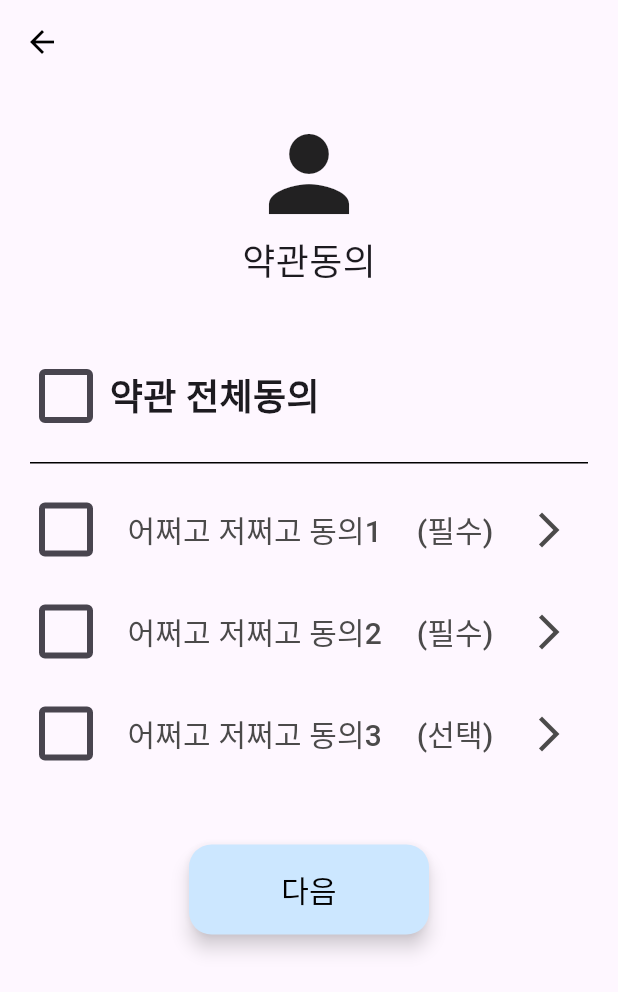
After one commit to sang23141/plo, a Flutter app: the TermsOfServiceScreen screen opened directly, on a phone screen of 412 x 824 dp. The commit adds this screen. Shown: the top 992 px of the screen. Run offline on Flutter 3.47's test engine with Material 3 defaults, Android fonts, the phone set to English and light mode, and no system bars; our stand-ins replace cloud_firestore, firebase_auth, firebase_core, firebase_storage, flutter_image_compress, flutter_riverpod and 1 more; accounts and stored records are empty.

Commit message:
finished with terms_of_service screen

```diff
--- a/lib/main.dart
+++ b/lib/main.dart
@@ -1,4 +1,5 @@
 import 'package:email_vertify/views/sign_up_screen_view.dart/sign_up_screen.dart';
+import 'package:email_vertify/views/Terms_of_service_screen/terms_of_service_screen.dart';
 import 'package:firebase_core/firebase_core.dart';
 import 'package:flutter/material.dart';
 import 'package:flutter_riverpod/flutter_riverpod.dart';
--- /dev/null
+++ b/lib/views/Terms_of_service_screen/terms_of_service_screen.dart
@@ -0,0 +1,283 @@
+import 'package:email_vertify/common/widget/my_widgets.dart';
+import 'package:email_vertify/views/Terms_of_service_screen/term1.dart';
+import 'package:email_vertify/views/Terms_of_service_screen/term2.dart';
+import 'package:email_vertify/views/Terms_of_service_screen/term3.dart';
+import 'package:email_vertify/views/Terms_of_service_screen/terms_provider.dart';
+import 'package:email_vertify/views/profile_screen.dart/profile_create.dart';
+import 'package:flutter/material.dart';
+import 'package:flutter_riverpod/flutter_riverpod.dart';
+
+class TermsOfServiceScreen extends ConsumerStatefulWidget {
+  const TermsOfServiceScreen({super.key});
+
+  @override
+  ConsumerState<TermsOfServiceScreen> createState() =>
+      _TermsOfServiceScreenState();
+}
+
+class _TermsOfServiceScreenState extends ConsumerState<TermsOfServiceScreen> {
+  bool? _allIsChecked = false;
+  bool? _firstIsChecked = false;
+  bool? _secondIsChecked = false;
+  bool? _thridIsChecked = false;
+
+  void validateCheckBox() {
+    if (_allIsChecked! || (_firstIsChecked! && _secondIsChecked!)) {
+      //다음페이지
+      Navigator.push(
+          context,
+          MaterialPageRoute(
+            builder: (context) => const ProfileBG(),
+          ));
+    } else {
+      ref
+          .watch(termsInfoProvider.notifier)
+          .setCheckBoxes(_firstIsChecked, _secondIsChecked, _thridIsChecked);
+    }
+  }
+
+  void checkAll() {
+    _firstIsChecked = true;
+    _secondIsChecked = true;
+    _thridIsChecked = true;
+  }
+
+  void uncheckAll() {
+    _firstIsChecked = false;
+    _secondIsChecked = false;
+    _thridIsChecked = false;
+  }
+
+  @override
+  Widget build(BuildContext context) {
+    final termInfo = ref.watch(termsInfoProvider);
+
+    return Scaffold(
+      appBar: AppBar(
+        backgroundColor: Colors.transparent,
+        elevation: 0,
+        leading: BackButton(
+          color: const Color(0xFF000000),
+          onPressed: () {
+            Navigator.pop(context);
+          },
+        ),
+      ),
+      body: SingleChildScrollView(
+        child: Align(
+          alignment: Alignment.center,
+          child: Padding(
+            padding: const EdgeInsets.all(20.0),
+            child:
+                Column(mainAxisAlignment: MainAxisAlignment.center, children: [
+              //나중에 plo로고로 대체해야 합니다.
+              const Icon(
+                Icons.person,
+                size: 80,
+              ),
+              const Text(
+                '약관동의',
+                style: TextStyle(fontSize: 24),
+              ),
+              const SizedBox(height: 50),
+              Row(
+                children: [
+                  Transform.scale(
+                    scale: 2,
+                    child: Checkbox(
+                      value: _allIsChecked,
+                      checkColor: Colors.black,
+                      activeColor: const Color.fromARGB(255, 204, 231, 255),
+                      onChanged: (value) {
+                        setState(() {
+                          _allIsChecked = value;
+                          if (_allIsChecked!) {
+                            checkAll();
+                          } else {
+                            uncheckAll();
+                          }
+                        });
+                      },
+                    ),
+                  ),
+                  const SizedBox(width: 5),
+                  const Text("약관 전체동의",
+                      style:
+                          TextStyle(fontSize: 24, fontWeight: FontWeight.bold))
+                ],
+              ),
+              const SizedBox(height: 20),
+              Container(
+                height: 1.0,
+                color: Colors.black,
+              ),
+              const SizedBox(height: 20),
+              Row(
+                children: [
+                  Transform.scale(
+                    scale: 2,
+                    child: Checkbox(
+                      value: _firstIsChecked,
+                      checkColor: Colors.black,
+                      activeColor: const Color.fromARGB(255, 204, 231, 255),
+                      onChanged: (value) {
+                        setState(() {
+                          _firstIsChecked = value;
+                          if (_allIsChecked! && _firstIsChecked == false) {
+                            _allIsChecked = false;
+                          }
+                        });
+                      },
+                    ),
+                  ),
+                  const SizedBox(width: 5),
+                  Expanded(
+                    child: TextButton(
+                      onPressed: () {
+                        Navigator.push(
+                            context,
+                            MaterialPageRoute(
+                              builder: (context) => const Term1(),
+                            ));
+                      },
+                      child: Row(
+                        mainAxisAlignment: MainAxisAlignment.spaceBetween,
+                        children: [
+                          const Text("어쩌고 저쩌고 동의1",
+                              style: TextStyle(
+                                  fontSize: 20,
+                                  color: Color.fromARGB(255, 75, 74, 74))),
+                          Text("(필수)",
+                              style: TextStyle(
+                                  fontSize: 20,
+                                  color: termInfo['checkbox1']!
+                                      ? const Color.fromARGB(255, 75, 74, 74)
+                                      : Colors.red)),
+                          const Icon(
+                            Icons.arrow_forward_ios,
+                            size: 28,
+                            color: Color.fromARGB(255, 75, 74, 74),
+                          )
+                        ],
+                      ),
+                    ),
+                  ),
+                ],
+              ),
+              const SizedBox(height: 20),
+              Row(
+                children: [
+                  Transform.scale(
+                    scale: 2,
+                    child: Checkbox(
+                      value: _secondIsChecked,
+                      checkColor: Colors.black,
+                      activeColor: const Color.fromARGB(255, 204, 231, 255),
+                      onChanged: (value) {
+                        setState(() {
+                          _secondIsChecked = value;
+                          if (_allIsChecked! && _secondIsChecked == false) {
+                            _allIsChecked = false;
+                          }
+                        });
+                      },
+                    ),
+                  ),
+                  const SizedBox(width: 5),
+                  Expanded(
+                    child: TextButton(
+                      onPressed: () {
+                        Navigator.push(
+                            context,
+                            MaterialPageRoute(
+                              builder: (context) => const Term2(),
+                            ));
+                      },
+                      child: Row(
+                        mainAxisAlignment: MainAxisAlignment.spaceBetween,
+                        children: [
+                          const Text("어쩌고 저쩌고 동의2",
+                              style: TextStyle(
+                                  fontSize: 20,
+                                  color: Color.fromARGB(255, 75, 74, 74))),
+                          Text("(필수)",
+                              style: TextStyle(
+                                  fontSize: 20,
+                                  color: termInfo["checkbox2"]!
+                                      ? const Color.fromARGB(255, 75, 74, 74)
+                                      : Colors.red)),
+                          const Icon(
+                            Icons.arrow_forward_ios,
+                            size: 28,
+                            color: Color.fromARGB(255, 75, 74, 74),
+                          )
+                        ],
+                      ),
+                    ),
+                  ),
+                ],
+              ),
+              const SizedBox(height: 20),
+              Row(
+                children: [
+                  Transform.scale(
+                    scale: 2,
+                    child: Checkbox(
+                      value: _thridIsChecked,
+                      checkColor: Colors.black,
+                      activeColor: const Color.fromARGB(255, 204, 231, 255),
+                      onChanged: (value) {
+                        setState(() {
+                          _thridIsChecked = value;
+                          if (_allIsChecked! && _thridIsChecked == false) {
+                            _allIsChecked = false;
+                          }
+                        });
+                      },
+                    ),
+                  ),
+                  const SizedBox(width: 5),
+                  Expanded(
+                    child: TextButton(
+                      onPressed: () {
+                        Navigator.push(
+                            context,
+                            MaterialPageRoute(
+                              builder: (context) => const Term3(),
+                            ));
+                      },
+                      child: const Row(
+                        mainAxisAlignment: MainAxisAlignment.spaceBetween,
+                        children: [
+                          Text("어쩌고 저쩌고 동의3",
+                              style: TextStyle(
+                                  fontSize: 20,
+                                  color: Color.fromARGB(255, 75, 74, 74))),
+                          Text("(선택)",
+                              style: TextStyle(
+                                  fontSize: 20,
+                                  color: Color.fromARGB(255, 75, 74, 74))),
+                          Icon(
+                            Icons.arrow_forward_ios,
+                            size: 28,
+                            color: Color.fromARGB(255, 75, 74, 74),
+                          )
+                        ],
+                      ),
+                    ),
+                  ),
+                ],
+              ),
+              const SizedBox(height: 50),
+              ButtonBox(
+                  text: "다음",
+                  boxHeight: 60,
+                  boxWidth: 160,
+                  buttonFunc: validateCheckBox)
+            ]),
+          ),
+        ),
+      ),
+    );
+  }
+}
```
Also changed, not shown: lib/views/Terms_of_service_screen/term1.dart (added, +23 -0 lines), lib/views/Terms_of_service_screen/term2.dart (added, +23 -0 lines), lib/views/Terms_of_service_screen/term3.dart (added, +23 -0 lines), lib/views/Terms_of_service_screen/terms_provider.dart (added, +24 -0 lines), lib/views/sign_up_screen_view.dart/sign_up_screen_controller.dart (deleted, +0 -32 lines).
